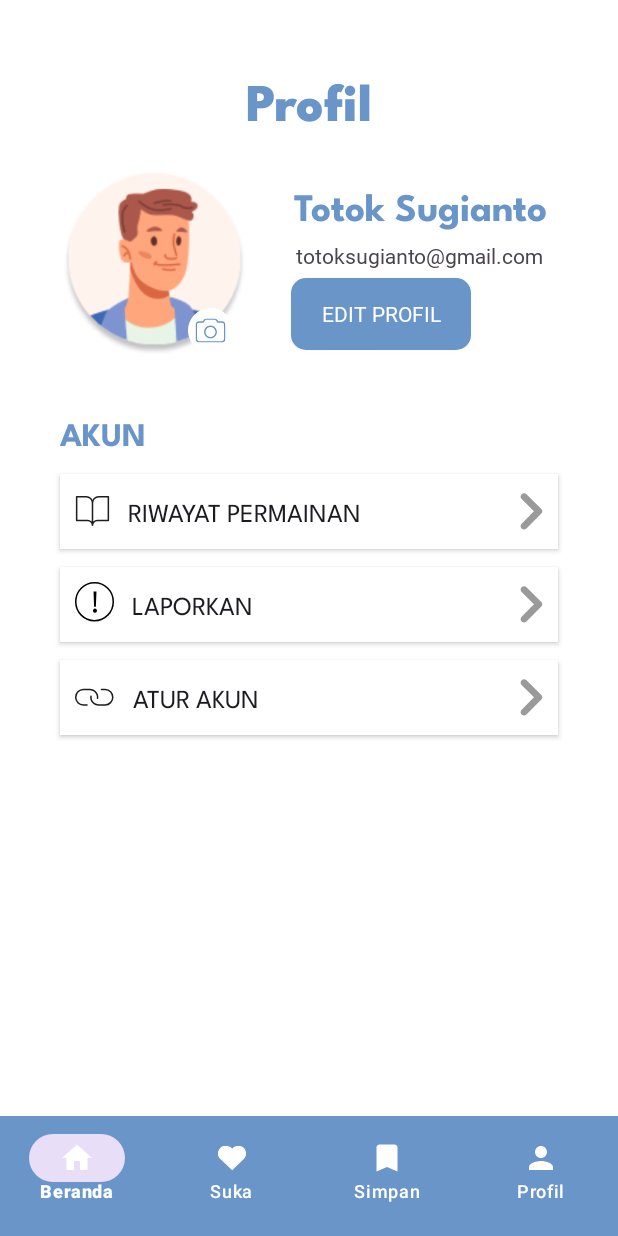
After one commit to Luoxy777/PlaySnap, an Android app: the ProfilePageActivity screen opened directly, with no data from a screen before it, on a phone screen of 412 x 824 dp. The commit adds this screen. Run offline under Robolectric (Android 15) with nearby library versions, the phone set to English and light mode, and no system bars.

Commit message:
Naomi UI Profile Page

```diff
--- a/PlaySnap Application/app/src/main/AndroidManifest.xml
+++ b/PlaySnap Application/app/src/main/AndroidManifest.xml
@@ -12,6 +12,9 @@
         android:supportsRtl="true"
         android:theme="@style/Theme.PlaySnapUI"
         tools:targetApi="31">
+        <activity
+            android:name=".ProfilePageActivity"
+            android:exported="false" />
         <activity
             android:name=".BookmarkPageActivity"
             android:exported="false" />
--- /dev/null
+++ b/PlaySnap Application/app/src/main/java/com/example/playsnapui/ProfilePageActivity.kt
@@ -0,0 +1,11 @@
+package com.example.playsnapui
+
+import androidx.appcompat.app.AppCompatActivity
+import android.os.Bundle
+
+class ProfilePageActivity : AppCompatActivity() {
+    override fun onCreate(savedInstanceState: Bundle?) {
+        super.onCreate(savedInstanceState)
+        setContentView(R.layout.activity_profile_page)
+    }
+}
--- /dev/null
+++ b/PlaySnap Application/app/src/main/res/drawable/back_button_mini.xml
@@ -0,0 +1,11 @@
+<vector xmlns:android="http://schemas.android.com/apk/res/android"
+    android:width="30dp"
+    android:height="30dp"
+    android:viewportWidth="810"
+    android:viewportHeight="810"
+    android:tint="@color/light_grey">
+  <path
+      android:pathData="M647.23,402.09L425.33,180.18C401.29,156.14 401.29,117.11 425.33,93.07C449.37,69.03 488.4,69.03 512.44,93.07L780.4,361.03C803.11,383.74 803.11,420.5 780.4,443.15L512.44,711.11C488.4,735.16 449.37,735.16 425.33,711.11C401.29,687.07 401.29,648.04 425.33,624ZM647.23,402.09"
+      android:fillColor="#ffffff"
+      android:fillType="nonZero"/>
+</vector>
--- /dev/null
+++ b/PlaySnap Application/app/src/main/res/drawable/ic_change_pic.xml
@@ -0,0 +1,21 @@
+<vector xmlns:android="http://schemas.android.com/apk/res/android"
+    android:width="1080dp"
+    android:height="1080dp"
+    android:viewportWidth="810"
+    android:viewportHeight="810">
+  <group>
+    <clip-path
+        android:pathData="M405,0C181.32,0 0,181.32 0,405C0,628.68 181.32,810 405,810C628.68,810 810,628.68 810,405C810,181.32 628.68,0 405,0ZM405,0"/>
+    <path
+        android:pathData="M-81,-81h972v972h-972z"
+        android:fillColor="#ffffff"/>
+  </group>
+  <group>
+    <clip-path
+        android:pathData="M136,187.35L674,187.35L674,622.35L136,622.35ZM136,187.35"/>
+    <path
+        android:pathData="M609.84,238.56L540.93,238.56L533.02,222.74C522.37,201.6 500.85,187.35 475.98,187.35C475.91,187.35 475.83,187.35 475.75,187.35L334.22,187.35C334.16,187.35 334.08,187.35 334,187.35C309.14,187.35 287.62,201.6 277.13,222.38L276.97,222.75L269.05,238.58L200.15,238.58C164.8,238.58 136.14,267.24 136.14,302.59L136.14,558.64C136.14,593.99 164.8,622.66 200.15,622.66L609.84,622.66C645.19,622.66 673.85,593.99 673.85,558.64L673.85,302.59C673.85,267.24 645.19,238.58 609.84,238.58ZM648.25,558.63C648.25,579.85 631.05,597.04 609.84,597.04L200.15,597.04C178.94,597.04 161.74,579.85 161.74,558.63L161.74,302.58C161.74,281.36 178.94,264.17 200.15,264.17L276.97,264.17C281.95,264.17 286.26,261.33 288.38,257.18L288.41,257.1L299.88,234.06C306.3,221.45 319.18,212.96 334.04,212.96C334.11,212.96 334.17,212.96 334.23,212.96L475.77,212.96C475.8,212.96 475.84,212.96 475.88,212.96C490.8,212.96 503.71,221.51 510,233.97L510.11,234.19L521.58,257.23C523.75,261.38 528.03,264.17 532.96,264.17C532.98,264.17 533.01,264.17 533.02,264.17L609.84,264.17C631.05,264.17 648.25,281.36 648.25,302.58ZM405,315.38C341.35,315.38 289.77,366.96 289.77,430.61C289.77,494.25 341.35,545.83 405,545.83C468.64,545.83 520.22,494.25 520.22,430.61C520.14,367 468.6,315.46 405.01,315.38ZM405,520.22C355.5,520.22 315.38,480.1 315.38,430.61C315.38,381.11 355.5,340.98 405,340.98C454.49,340.98 494.61,381.11 494.61,430.61C494.61,480.1 454.49,520.22 405,520.22ZM405,520.22"
+        android:fillColor="#6995c9"
+        android:fillType="nonZero"/>
+  </group>
+</vector>
--- /dev/null
+++ b/PlaySnap Application/app/src/main/res/drawable/ic_history_game.xml
@@ -0,0 +1,13 @@
+<vector xmlns:android="http://schemas.android.com/apk/res/android"
+    android:width="23dp"
+    android:height="21dp"
+    android:viewportWidth="23"
+    android:viewportHeight="21">
+  <path
+      android:strokeWidth="1"
+      android:pathData="M11.5,5.292C11.5,4.187 11.061,3.127 10.28,2.345C9.498,1.564 8.438,1.125 7.333,1.125H1.083V16.75H8.375C9.204,16.75 9.999,17.079 10.585,17.665C11.171,18.251 11.5,19.046 11.5,19.875M11.5,5.292V19.875M11.5,5.292C11.5,4.187 11.939,3.127 12.72,2.345C13.502,1.564 14.561,1.125 15.667,1.125H21.917V16.75H14.625C13.796,16.75 13.001,17.079 12.415,17.665C11.829,18.251 11.5,19.046 11.5,19.875"
+      android:strokeLineJoin="round"
+      android:fillColor="#00000000"
+      android:strokeColor="#1E1E1E"
+      android:strokeLineCap="round"/>
+</vector>
--- /dev/null
+++ b/PlaySnap Application/app/src/main/res/drawable/ic_report.xml
@@ -0,0 +1,14 @@
+<vector xmlns:android="http://schemas.android.com/apk/res/android"
+    android:width="26dp"
+    android:height="29dp"
+    android:viewportWidth="26"
+    android:viewportHeight="29">
+  <path
+      android:strokeWidth="1"
+      android:pathData="M13,13m-12.5,0a12.5,12.5 0,1 1,25 0a12.5,12.5 0,1 1,-25 0"
+      android:fillColor="#00000000"
+      android:strokeColor="#000000"/>
+  <path
+      android:pathData="M12.734,16.34L12.354,6.24H14.314L13.924,16.34H12.734ZM13.314,20.24C13.074,20.24 12.851,20.18 12.644,20.06C12.444,19.94 12.281,19.78 12.154,19.58C12.034,19.373 11.974,19.147 11.974,18.9C11.974,18.52 12.104,18.2 12.364,17.94C12.631,17.673 12.948,17.54 13.314,17.54C13.694,17.54 14.014,17.673 14.274,17.94C14.541,18.2 14.674,18.52 14.674,18.9C14.674,19.267 14.541,19.583 14.274,19.85C14.014,20.11 13.694,20.24 13.314,20.24Z"
+      android:fillColor="#000000"/>
+</vector>
--- /dev/null
+++ b/PlaySnap Application/app/src/main/res/drawable/ic_setting_account.xml
@@ -0,0 +1,17 @@
+<vector xmlns:android="http://schemas.android.com/apk/res/android"
+    android:width="35dp"
+    android:height="35dp"
+    android:viewportWidth="35"
+    android:viewportHeight="35">
+  <group>
+    <clip-path
+        android:pathData="M17.354,34.66l-17.353,-17.306l17.306,-17.353l17.353,17.306z"/>
+    <path
+        android:strokeWidth="1"
+        android:pathData="M19.497,18.049C19.601,17.324 19.547,16.586 19.34,15.883C19.133,15.181 18.777,14.531 18.297,13.979C17.817,13.426 17.223,12.983 16.557,12.68C15.891,12.377 15.167,12.22 14.434,12.221L10.102,12.227C8.763,12.252 7.488,12.802 6.551,13.759C5.614,14.715 5.09,16 5.092,17.339C5.094,18.678 5.621,19.963 6.561,20.916C7.501,21.87 8.777,22.416 10.116,22.438L12.593,22.441M15.163,16.611C15.059,17.336 15.113,18.074 15.32,18.776C15.527,19.479 15.882,20.128 16.363,20.681C16.843,21.234 17.436,21.677 18.103,21.98C18.769,22.283 19.493,22.439 20.225,22.438L24.558,22.432C25.896,22.407 27.171,21.857 28.108,20.901C29.045,19.945 29.57,18.659 29.568,17.32C29.566,15.981 29.038,14.697 28.099,13.743C27.159,12.79 25.882,12.243 24.544,12.222L22.074,12.225"
+        android:strokeLineJoin="round"
+        android:fillColor="#00000000"
+        android:strokeColor="#1E1E1E"
+        android:strokeLineCap="round"/>
+  </group>
+</vector>
--- a/PlaySnap Application/app/src/main/res/layout/activity_bookmark_page.xml
+++ b/PlaySnap Application/app/src/main/res/layout/activity_bookmark_page.xml
@@ -4,6 +4,7 @@
     xmlns:tools="http://schemas.android.com/tools"
     android:layout_width="match_parent"
     android:layout_height="match_parent"
+    android:background="@color/white"
     tools:context=".BookmarkPageActivity">
 
     <include
@@ -33,16 +34,8 @@
                     android:paddingStart="40dp"
                     android:paddingEnd="40dp">
 
-                    <androidx.appcompat.widget.AppCompatButton
-                        android:id="@+id/btn_back"
-                        android:layout_width="40dp"
-                        android:layout_height="40dp"
-                        android:background="@drawable/back_button"
-                        app:layout_constraintStart_toStartOf="parent"
-                        app:layout_constraintTop_toTopOf="parent" />
-
                     <TextView
-                        android:id="@+id/title_bookmark"
+                        android:id="@+id/tv_title_bookmark"
                         android:layout_width="match_parent"
                         android:layout_height="wrap_content"
                         android:fontFamily="@font/leaguespartanextrabold"
@@ -55,7 +48,7 @@
                         app:layout_constraintTop_toTopOf="parent" />
 
                     <TextView
-                        android:id="@+id/subtitle_bookmark"
+                        android:id="@+id/tv_subtitle_bookmark"
                         android:layout_width="match_parent"
                         android:layout_height="wrap_content"
                         android:fontFamily="@font/andikaregular"
@@ -65,13 +58,13 @@
                         android:textSize="16dp"
                         app:layout_constraintEnd_toEndOf="parent"
                         app:layout_constraintStart_toStartOf="parent"
-                        app:layout_constraintTop_toBottomOf="@id/title_bookmark"/>
+                        app:layout_constraintTop_toBottomOf="@id/tv_title_bookmark"/>
                 </androidx.constraintlayout.widget.ConstraintLayout>
 
                 <androidx.constraintlayout.widget.ConstraintLayout
                     android:layout_width="match_parent"
                     android:layout_height="match_parent">
-                    =
+
                     <ImageView
                         android:id="@+id/banner_background"
                         android:layout_width="wrap_content"
--- a/PlaySnap Application/app/src/main/res/layout/activity_home_page.xml
+++ b/PlaySnap Application/app/src/main/res/layout/activity_home_page.xml
@@ -4,6 +4,7 @@
     xmlns:tools="http://schemas.android.com/tools"
     android:layout_width="match_parent"
     android:layout_height="match_parent"
+    android:background="@color/white"
     tools:context=".HomePageActivity"
     android:fillViewport="true">
 
@@ -25,7 +26,7 @@
             app:layout_constraintTop_toTopOf="parent">
 
             <TextView
-                android:id="@+id/title_greeting"
+                android:id="@+id/tv_title_greeting"
                 android:layout_width="wrap_content"
                 android:layout_height="wrap_content"
                 android:layout_marginLeft="40dp"
@@ -36,7 +37,7 @@
                 android:textSize="30dp" />
 
             <TextView
-                android:id="@+id/title_name"
+                android:id="@+id/tv_title_name"
                 android:layout_width="wrap_content"
                 android:layout_height="wrap_content"
                 android:layout_marginLeft="40dp"
@@ -47,7 +48,7 @@
                 android:textSize="30dp" />
 
             <TextView
-                android:id="@+id/subtitle_home"
+                android:id="@+id/tv_subtitle_home"
                 android:layout_width="wrap_content"
                 android:layout_height="wrap_content"
                 android:layout_marginLeft="40dp"
@@ -58,7 +59,7 @@
                 android:textSize="15dp" />
 
             <TextView
-                android:id="@+id/subtitle_home2"
+                android:id="@+id/tv_subtitle_home2"
                 android:layout_width="wrap_content"
                 android:layout_height="wrap_content"
                 android:layout_gravity="center_vertical"
@@ -111,7 +112,7 @@
             style="@style/TextInputEditText_search" />
 
         <androidx.appcompat.widget.AppCompatButton
-            android:id="@+id/filter_game"
+            android:id="@+id/btn_filter_game"
             style="@style/ButtonWhite2"
             android:layout_width="100dp"
             android:layout_height="100dp"
@@ -133,7 +134,7 @@
             app:layout_constraintTop_toBottomOf="@id/et_search_game" />
 
         <androidx.appcompat.widget.AppCompatButton
-            android:id="@+id/scan_object"
+            android:id="@+id/btn_scan_object"
             style="@style/ButtonWhite2"
             android:layout_width="100dp"
             android:layout_height="100dp"
@@ -155,7 +156,7 @@
             app:layout_constraintTop_toBottomOf="@id/et_search_game" />
 
         <androidx.appcompat.widget.AppCompatButton
-            android:id="@+id/type_object"
+            android:id="@+id/btn_type_object"
             style="@style/ButtonWhite2"
             android:layout_width="100dp"
             android:layout_height="100dp"
@@ -177,7 +178,7 @@
             app:layout_constraintTop_toBottomOf="@id/et_search_game" />
 
         <TextView
-            android:id="@+id/title_recommendation"
+            android:id="@+id/tv_title_recommendation"
             android:layout_width="wrap_content"
             android:layout_height="wrap_content"
             android:layout_marginStart="40dp"
@@ -186,7 +187,7 @@
             android:fontFamily="@font/leaguespartanbold"
             android:textColor="@color/dark_blue"
             android:textSize="22dp"
-            app:layout_constraintTop_toBottomOf="@id/filter_game"
+            app:layout_constraintTop_toBottomOf="@id/btn_filter_game"
             app:layout_constraintStart_toStartOf="parent" />
 
         <androidx.recyclerview.widget.RecyclerView
@@ -199,7 +200,7 @@
             app:layout_constraintEnd_toEndOf="parent"
             app:layout_constraintHorizontal_bias="1.0"
             app:layout_constraintStart_toStartOf="parent"
-            app:layout_constraintTop_toBottomOf="@id/title_recommendation" />
+            app:layout_constraintTop_toBottomOf="@id/tv_title_recommendation" />
 
     </androidx.constraintlayout.widget.ConstraintLayout>
 </ScrollView>
--- a/PlaySnap Application/app/src/main/res/layout/activity_like_page.xml
+++ b/PlaySnap Application/app/src/main/res/layout/activity_like_page.xml
@@ -4,6 +4,7 @@
     xmlns:tools="http://schemas.android.com/tools"
     android:layout_width="match_parent"
     android:layout_height="match_parent"
+    android:background="@color/white"
     tools:context=".LikePageActivity">
 
     <include
@@ -33,16 +34,8 @@
                     android:paddingStart="40dp"
                     android:paddingEnd="40dp">
 
-                    <androidx.appcompat.widget.AppCompatButton
-                        android:id="@+id/btn_back"
-                        android:layout_width="40dp"
-                        android:layout_height="40dp"
-                        android:background="@drawable/back_button"
-                        app:layout_constraintStart_toStartOf="parent"
-                        app:layout_constraintTop_toTopOf="parent" />
-
                     <TextView
-                        android:id="@+id/title_like"
+                        android:id="@+id/tv_title_like"
                         android:layout_width="match_parent"
                         android:layout_height="wrap_content"
                         android:fontFamily="@font/leaguespartanextrabold"
@@ -55,7 +48,7 @@
                         app:layout_constraintTop_toTopOf="parent" />
 
                     <TextView
-                        android:id="@+id/subtitle_like"
+                        android:id="@+id/tv_subtitle_like"
                         android:layout_width="match_parent"
                         android:layout_height="wrap_content"
                         android:fontFamily="@font/andikaregular"
@@ -65,7 +58,7 @@
                         android:textSize="18dp"
                         app:layout_constraintEnd_toEndOf="parent"
                         app:layout_constraintStart_toStartOf="parent"
-                        app:layout_constraintTop_toBottomOf="@id/title_like"/>
+                        app:layout_constraintTop_toBottomOf="@id/tv_title_like"/>
                 </androidx.constraintlayout.widget.ConstraintLayout>
 
                 <androidx.constraintlayout.widget.ConstraintLayout
--- /dev/null
+++ b/PlaySnap Application/app/src/main/res/layout/activity_profile_page.xml
@@ -0,0 +1,165 @@
+<?xml version="1.0" encoding="utf-8"?>
+<androidx.constraintlayout.widget.ConstraintLayout xmlns:android="http://schemas.android.com/apk/res/android"
+    xmlns:app="http://schemas.android.com/apk/res-auto"
+    xmlns:tools="http://schemas.android.com/tools"
+    android:layout_width="match_parent"
+    android:layout_height="match_parent"
+    tools:context=".ProfilePageActivity"
+    android:background="@color/white">
+
+    <include
+        android:id="@+id/include"
+        layout="@layout/activity_navigation_bar"
+        tools:layout_editor_absoluteX="-73dp"
+        tools:layout_editor_absoluteY="16dp" />
+
+    <TextView
+        android:id="@+id/title_profile"
+        android:layout_width="match_parent"
+        android:layout_height="wrap_content"
+        android:layout_margin= "40dp"
+        android:fontFamily="@font/leaguespartanextrabold"
+        android:text="@string/title_profile"
+        android:textAlignment="center"
+        android:textColor="@color/dark_blue"
+        android:textSize="35dp"
+        app:layout_constraintEnd_toEndOf="parent"
+        app:layout_constraintStart_toStartOf="parent"
+        app:layout_constraintTop_toTopOf="parent" />
+
+    <ImageView
+        android:id="@+id/profile_pic"
+        android:layout_width="150dp"
+        android:layout_height="wrap_content"
+        android:layout_marginStart="28dp"
+        android:src="@drawable/ic_profile_pic"
+        app:layout_constraintStart_toStartOf="parent"
+        app:layout_constraintTop_toBottomOf="@id/title_profile" />
+
+    <androidx.appcompat.widget.AppCompatButton
+        android:id="@+id/btn_change_profile"
+        android:layout_width="30dp"
+        android:layout_height="30dp"
+        android:layout_marginStart="125dp"
+        android:layout_marginTop="205dp"
+        android:background="@drawable/ic_change_pic"
+        app:layout_constraintStart_toStartOf="parent"
+        app:layout_constraintTop_toTopOf="parent" />
+
+    <TextView
+        android:id="@+id/tv_full_name"
+        android:layout_width="wrap_content"
+        android:layout_height="wrap_content"
+        android:layout_marginStart="10dp"
+        android:layout_marginTop="26dp"
+        android:layout_marginEnd="40dp"
+        android:fontFamily="@font/leaguespartanbold"
+        android:text="@string/full_name"
+        android:textColor="@color/dark_blue"
+        android:textSize="26dp"
+        app:layout_constraintEnd_toEndOf="parent"
+        app:layout_constraintStart_toEndOf="@+id/profile_pic"
+        app:layout_constraintTop_toBottomOf="@id/title_profile" />
+
+    <TextView
+        android:id="@+id/tv_email"
+        android:layout_width="wrap_content"
+        android:layout_height="wrap_content"
+        android:layout_marginStart="10dp"
+        android:layout_marginTop="5dp"
+        android:layout_marginEnd="40dp"
+        android:text="@string/email"
+        android:fontFamily="@font/andikaregular"
+        app:layout_constraintTop_toBottomOf="@id/tv_full_name"
+        app:layout_constraintEnd_toEndOf="parent"
+        app:layout_constraintStart_toEndOf="@id/profile_pic"/>
+
+    <androidx.appcompat.widget.AppCompatButton
+        android:id="@+id/btn_edit_profile"
+        style="@style/ButtonBlue"
+        android:layout_width="120dp"
+        android:layout_height="wrap_content"
+        android:layout_marginStart="16dp"
+        android:layout_marginTop="5dp"
+        android:layout_marginBottom="20dp"
+        android:text="@string/btn_edit_profile"
+        android:textColor="@color/white"
+        app:layout_constraintTop_toBottomOf="@id/tv_email"
+        app:layout_constraintStart_toEndOf="@id/profile_pic"/>
+
+    <TextView
+        android:id="@+id/tv_account"
+        android:layout_width="match_parent"
+        android:layout_height="wrap_content"
+        android:layout_marginLeft="40dp"
+        android:layout_marginTop="12dp"
+        android:text="@string/subttile_profile"
+        android:textColor="@color/dark_blue"
+        android:textSize="22dp"
+        android:fontFamily="@font/leaguespartanbold"
+        app:layout_constraintTop_toBottomOf="@id/profile_pic"/>
+
+    <androidx.appcompat.widget.AppCompatButton
+        android:id="@+id/btn_history_game"
+        android:layout_width="match_parent"
+        android:layout_height="50dp"
+        app:layout_constraintStart_toStartOf="parent"
+        app:layout_constraintEnd_toEndOf="parent"
+        app:layout_constraintTop_toBottomOf="@id/tv_account"
+        android:layout_marginStart="40dp"
+        android:layout_marginEnd="40dp"
+        android:layout_marginTop="12dp"
+        android:drawablePadding="12dp"
+        android:paddingStart="10dp"
+        android:paddingEnd="10dp"
+        android:background="@color/white"
+        android:drawableStart="@drawable/ic_history_game"
+        android:drawableEnd="@drawable/back_button_mini"
+        android:text="@string/history_game"
+        android:textSize="17dp"
+        android:fontFamily="@font/leaguespartanregular"
+        android:textAlignment="textStart"/>
+
+    <androidx.appcompat.widget.AppCompatButton
+        android:id="@+id/btn_report"
+        android:layout_width="match_parent"
+        android:layout_height="50dp"
+        android:layout_marginStart="40dp"
+        android:layout_marginEnd="40dp"
+        android:layout_marginTop="12dp"
+        android:drawablePadding="12dp"
+        android:paddingStart="10dp"
+        android:paddingEnd="10dp"
+        android:background="@color/white"
+        android:drawableStart="@drawable/ic_report"
+        android:drawableEnd="@drawable/back_button_mini"
+        android:text="@string/report"
+        android:textSize="17dp"
+        android:fontFamily="@font/leaguespartanregular"
+        android:textAlignment="textStart"
+        app:layout_constraintStart_toStartOf="parent"
+        app:layout_constraintEnd_toEndOf="parent"
+        app:layout_constraintTop_toBottomOf="@id/btn_history_game"/>
+
+    <androidx.appcompat.widget.AppCompatButton
+        android:id="@+id/btn_setting_acc"
+        android:layout_width="match_parent"
+        android:layout_height="50dp"
+        android:layout_marginStart="40dp"
+        android:layout_marginEnd="40dp"
+        android:layout_marginTop="12dp"
+        android:drawablePadding="8dp"
+        android:paddingStart="5dp"
+        android:paddingEnd="10dp"
+        android:background="@color/white"
+        android:drawableStart="@drawable/ic_setting_account"
+        android:drawableEnd="@drawable/back_button_mini"
+        android:text="@string/setting_acc"
+        android:textSize="17dp"
+        android:fontFamily="@font/leaguespartanregular"
+        android:textAlignment="textStart"
+        app:layout_constraintStart_toStartOf="parent"
+        app:layout_constraintEnd_toEndOf="parent"
+        app:layout_constraintTop_toBottomOf="@id/btn_report"/>
+
+</androidx.constraintlayout.widget.ConstraintLayout>
--- a/PlaySnap Application/app/src/main/res/values/strings.xml
+++ b/PlaySnap Application/app/src/main/res/values/strings.xml
@@ -52,4 +52,12 @@
     <string name="subtitle_like">Ini permainan yang kamu sukai</string>
     <string name="title_bookmark">Ayo, Main Lagi!</string>
     <string name="subtitle_bookmark">Mainkan lagi permainan yang kamu simpan</string>
+    <string name="title_profile">Profil</string>
+    <string name="full_name">Totok Sugianto</string>
+    <string name="email">totoksugianto@gmail.com</string>
+    <string name="btn_edit_profile">Edit Profil</string>
+    <string name="subttile_profile">AKUN</string>
+    <string name="history_game">Riwayat Permainan</string>
+    <string name="report">LAPORKAN</string>
+    <string name="setting_acc">ATUR AKUN</string>
 </resources>
```
Also changed, not shown: PlaySnap Application/app/src/main/res/drawable/ic_profile_pic.png (added), 6 other files.
